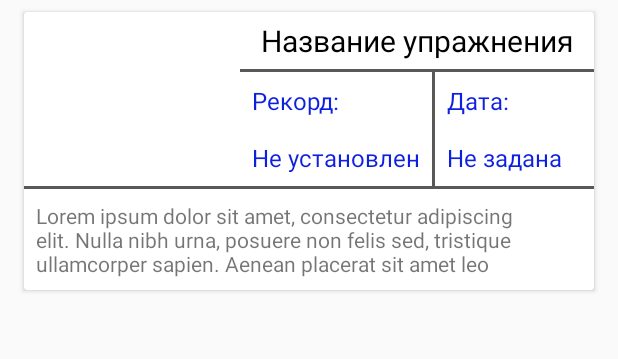
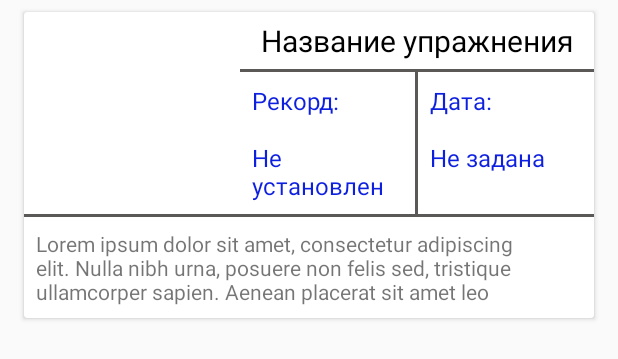
Before and after one commit to Violine/GB_Workout, an Android app: the layout exercise_card.xml on its own in the app's theme, with its tools: preview values and no code run, on a phone screen of 412 x 824 dp. Shown: the top 359 px of the screen. Run offline under Robolectric (Android 15) with nearby library versions, the phone set to English and light mode, and no system bars.

```diff
--- a/app/src/main/res/layout/exercise_card.xml
+++ b/app/src/main/res/layout/exercise_card.xml
@@ -56,9 +56,10 @@
                     android:orientation="horizontal">
 
                     <LinearLayout
-                        android:layout_width="wrap_content"
+                        android:layout_width="0dp"
                         android:layout_height="wrap_content"
-                        android:orientation="vertical">
+                        android:orientation="vertical"
+                        android:layout_weight="1">
 
                         <TextView
                             android:layout_width="match_parent"
@@ -71,7 +72,7 @@
                         <TextView
                             android:id="@+id/workout_detail_record_label_cardview"
                             android:layout_width="match_parent"
-                            android:layout_height="wrap_content"
+                            android:layout_height="match_parent"
                             android:padding="8dp"
                             android:text="Не установлен"
                             android:textColor="#0d1fdf"
@@ -85,7 +86,7 @@
                         android:background="#5b5858" />
 
                     <LinearLayout
-                        android:layout_width="match_parent"
+                        android:layout_width="0dp"
                         android:layout_height="wrap_content"
                         android:layout_weight="1"
                         android:orientation="vertical">
@@ -101,7 +102,7 @@
                         <TextView
                             android:id="@+id/workout_detail_date_label_cardview"
                             android:layout_width="match_parent"
-                            android:layout_height="wrap_content"
+                            android:layout_height="match_parent"
                             android:padding="8dp"
                             android:text="Не задана"
                             android:textColor="#0d1fdf"
```
